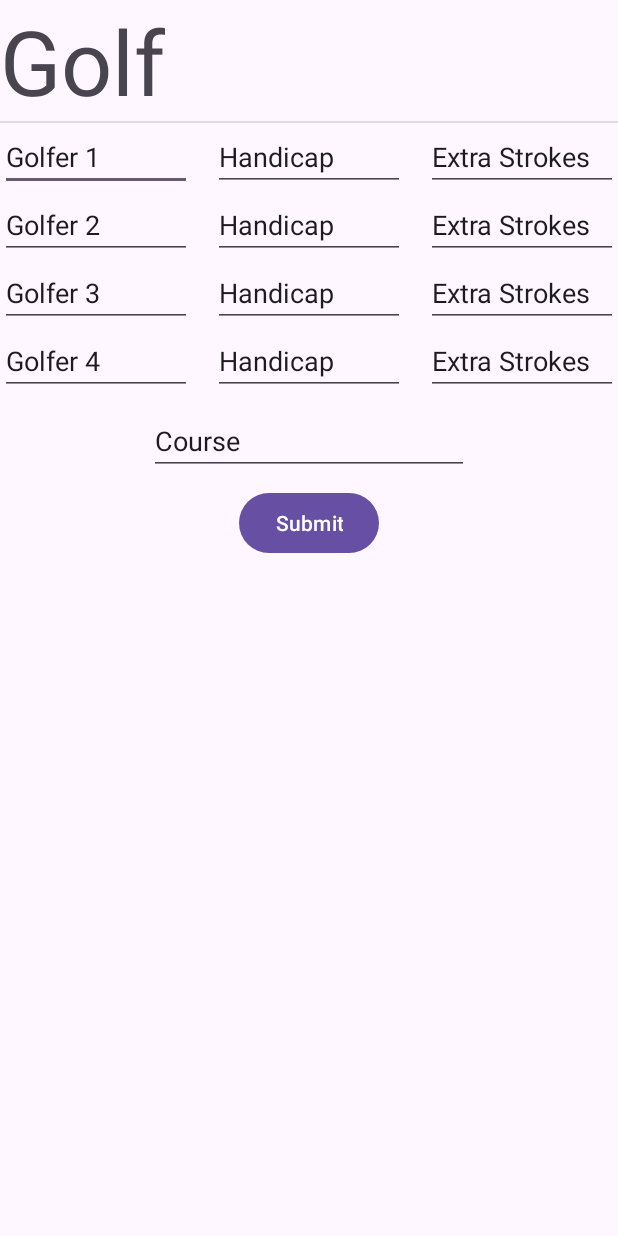
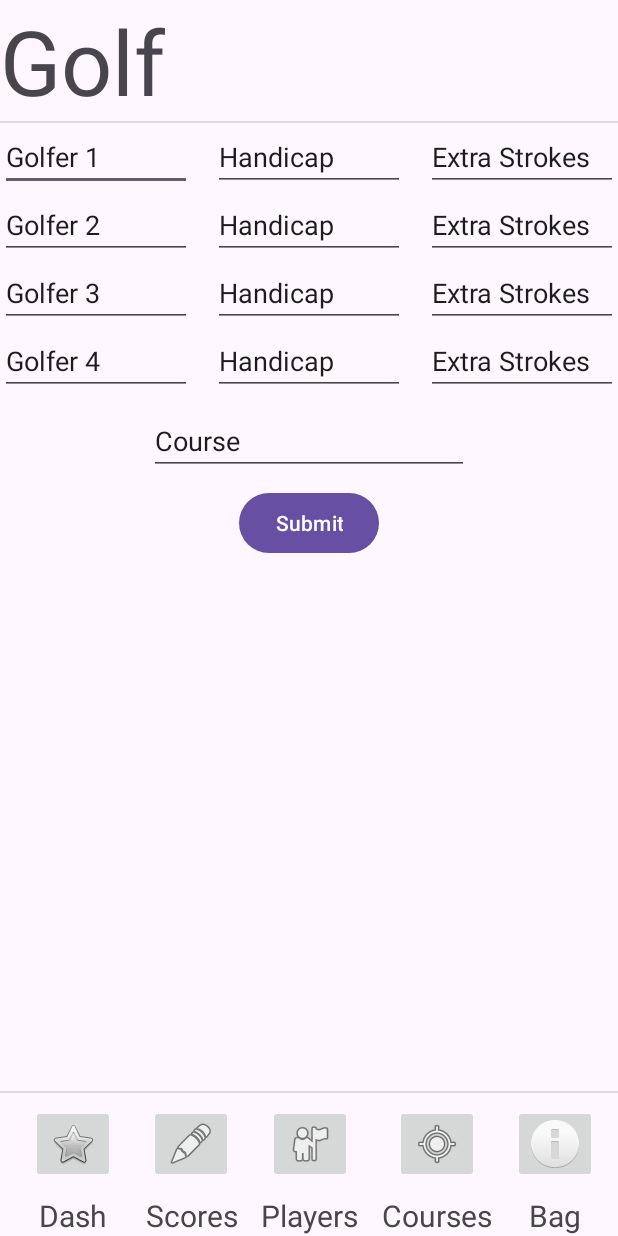
Before and after one commit to wegnermichae/Golf_Handicap_App, an Android app: the PlayGolfActivity screen opened directly, with no data from a screen before it, on a phone screen of 412 x 824 dp. Run offline under Robolectric (Android 15) with nearby library versions, the phone set to English and light mode, and no system bars.

Commit message:
Made UI changes to the Golf activity

```diff
--- a/app/src/main/res/layout/activity_main.xml
+++ b/app/src/main/res/layout/activity_main.xml
@@ -34,18 +34,18 @@
         android:layout_height="wrap_content"
         android:layout_marginBottom="8dp"
         app:layout_constraintBottom_toTopOf="@+id/DashText"
-        app:layout_constraintEnd_toStartOf="@+id/ScoreButton"
-        app:layout_constraintStart_toStartOf="parent"
+        app:layout_constraintEnd_toEndOf="@+id/DashText"
+        app:layout_constraintStart_toStartOf="@+id/DashText"
         app:srcCompat="@android:drawable/btn_star" />
 
     <ImageButton
         android:id="@+id/ScoreButton"
         android:layout_width="wrap_content"
         android:layout_height="wrap_content"
-        android:layout_marginEnd="24dp"
         android:layout_marginBottom="8dp"
         app:layout_constraintBottom_toTopOf="@+id/ScoreText"
-        app:layout_constraintEnd_toStartOf="@+id/PlayerButton"
+        app:layout_constraintEnd_toEndOf="@+id/ScoreText"
+        app:layout_constraintStart_toStartOf="@+id/ScoreText"
         app:srcCompat="@android:drawable/ic_menu_edit" />
 
     <ImageButton
@@ -54,18 +54,18 @@
         android:layout_height="wrap_content"
         android:layout_marginBottom="8dp"
         app:layout_constraintBottom_toTopOf="@+id/PlayerText"
-        app:layout_constraintEnd_toEndOf="parent"
-        app:layout_constraintStart_toStartOf="parent"
+        app:layout_constraintEnd_toEndOf="@+id/PlayerText"
+        app:layout_constraintStart_toStartOf="@+id/PlayerText"
         app:srcCompat="@android:drawable/ic_menu_myplaces" />
 
     <ImageButton
         android:id="@+id/CourseButton"
         android:layout_width="wrap_content"
         android:layout_height="wrap_content"
-        android:layout_marginStart="24dp"
         android:layout_marginBottom="8dp"
         app:layout_constraintBottom_toTopOf="@+id/CourseText"
-        app:layout_constraintStart_toEndOf="@+id/PlayerButton"
+        app:layout_constraintEnd_toEndOf="@+id/CourseText"
+        app:layout_constraintStart_toStartOf="@+id/CourseText"
         app:srcCompat="@android:drawable/ic_menu_mylocation" />
 
     <ImageButton
@@ -74,8 +74,8 @@
         android:layout_height="wrap_content"
         android:layout_marginBottom="8dp"
         app:layout_constraintBottom_toTopOf="@+id/BagText"
-        app:layout_constraintEnd_toEndOf="parent"
-        app:layout_constraintStart_toEndOf="@+id/CourseButton"
+        app:layout_constraintEnd_toEndOf="@+id/BagText"
+        app:layout_constraintStart_toStartOf="@+id/BagText"
         app:srcCompat="@android:drawable/ic_dialog_info" />
 
     <TextView
--- a/app/src/main/res/layout/activity_play_golf.xml
+++ b/app/src/main/res/layout/activity_play_golf.xml
@@ -6,6 +6,122 @@
     android:layout_width="match_parent"
     android:layout_height="match_parent"
     tools:context=".PlayGolfActivity">
+
+    <ImageButton
+        android:id="@+id/dashButton5"
+        android:layout_width="wrap_content"
+        android:layout_height="wrap_content"
+        android:layout_marginBottom="8dp"
+        app:layout_constraintBottom_toTopOf="@+id/dashText5"
+        app:layout_constraintEnd_toEndOf="@+id/dashText5"
+        app:layout_constraintStart_toStartOf="@+id/dashText5"
+        app:srcCompat="@android:drawable/btn_star" />
+
+    <ImageButton
+        android:id="@+id/scoreButton5"
+        android:layout_width="wrap_content"
+        android:layout_height="wrap_content"
+        android:layout_marginBottom="8dp"
+        app:layout_constraintBottom_toTopOf="@+id/scoreText5"
+        app:layout_constraintEnd_toEndOf="@+id/scoreText5"
+        app:layout_constraintStart_toStartOf="@+id/scoreText5"
+        app:srcCompat="@android:drawable/ic_menu_edit" />
+
+    <ImageButton
+        android:id="@+id/bagButton5"
+        android:layout_width="wrap_content"
+        android:layout_height="wrap_content"
+        android:layout_marginBottom="8dp"
+        app:layout_constraintBottom_toTopOf="@+id/bagText5"
+        app:layout_constraintEnd_toEndOf="@+id/bagText5"
+        app:layout_constraintStart_toStartOf="@+id/bagText5"
+        app:srcCompat="@android:drawable/ic_dialog_info" />
+
+    <ImageButton
+        android:id="@+id/courseButton5"
+        android:layout_width="wrap_content"
+        android:layout_height="wrap_content"
+        android:layout_marginBottom="8dp"
+        app:layout_constraintBottom_toTopOf="@+id/courseText5"
+        app:layout_constraintEnd_toEndOf="@+id/courseText5"
+        app:layout_constraintStart_toStartOf="@+id/courseText5"
+        app:srcCompat="@android:drawable/ic_menu_mylocation" />
+
+    <ImageButton
+        android:id="@+id/playerButton5"
+        android:layout_width="wrap_content"
+        android:layout_height="wrap_content"
+        android:layout_marginBottom="8dp"
+        app:layout_constraintBottom_toTopOf="@+id/playerText5"
+        app:layout_constraintEnd_toEndOf="@+id/playerText5"
+        app:layout_constraintStart_toStartOf="@+id/playerText5"
+        app:srcCompat="@android:drawable/ic_menu_myplaces" />
+
+    <TextView
+        android:id="@+id/dashText5"
+        android:layout_width="wrap_content"
+        android:layout_height="wrap_content"
+        android:text="Dash"
+        android:textAlignment="center"
+        android:textSize="20sp"
+        app:layout_constraintBottom_toBottomOf="parent"
+        app:layout_constraintEnd_toStartOf="@+id/scoreText5"
+        app:layout_constraintStart_toStartOf="parent" />
+
+    <TextView
+        android:id="@+id/bagText5"
+        android:layout_width="wrap_content"
+        android:layout_height="wrap_content"
+        android:text="Bag"
+        android:textAlignment="center"
+        android:textSize="20sp"
+        app:layout_constraintBottom_toBottomOf="parent"
+        app:layout_constraintEnd_toEndOf="parent"
+        app:layout_constraintStart_toEndOf="@+id/courseText5" />
+
+    <TextView
+        android:id="@+id/courseText5"
+        android:layout_width="wrap_content"
+        android:layout_height="wrap_content"
+        android:layout_marginStart="16dp"
+        android:text="Courses"
+        android:textAlignment="center"
+        android:textSize="20sp"
+        app:layout_constraintBottom_toBottomOf="parent"
+        app:layout_constraintStart_toEndOf="@+id/playerText5" />
+
+    <TextView
+        android:id="@+id/scoreText5"
+        android:layout_width="wrap_content"
+        android:layout_height="wrap_content"
+        android:layout_marginEnd="16dp"
+        android:text="Scores"
+        android:textAlignment="center"
+        android:textSize="20sp"
+        app:layout_constraintBottom_toBottomOf="parent"
+        app:layout_constraintEnd_toStartOf="@+id/playerText5" />
+
+    <TextView
+        android:id="@+id/playerText5"
+        android:layout_width="wrap_content"
+        android:layout_height="wrap_content"
+        android:text="Players"
+        android:textAlignment="center"
+        android:textSize="20sp"
+        app:layout_constraintBottom_toBottomOf="parent"
+        app:layout_constraintEnd_toEndOf="parent"
+        app:layout_constraintStart_toStartOf="parent" />
+
+    <View
+        android:id="@+id/divider16"
+        android:layout_width="0dp"
+        android:layout_height="1dp"
+        android:layout_marginBottom="8dp"
+        android:background="?android:attr/listDivider"
+        app:layout_constraintBottom_toTopOf="@+id/playerButton5"
+        app:layout_constraintEnd_toEndOf="parent"
+        app:layout_constraintHorizontal_bias="1.0"
+        app:layout_constraintStart_toStartOf="parent" />
 
     <View
         android:id="@+id/divider15"
@@ -171,9 +287,10 @@
 
     <ListView
         android:id="@+id/holeView"
-        android:layout_width="409dp"
-        android:layout_height="391dp"
+        android:layout_width="0dp"
+        android:layout_height="0dp"
         android:layout_marginTop="8dp"
+        app:layout_constraintBottom_toTopOf="@+id/divider16"
         app:layout_constraintEnd_toEndOf="parent"
         app:layout_constraintStart_toStartOf="parent"
         app:layout_constraintTop_toBottomOf="@+id/submitButton" />
```
